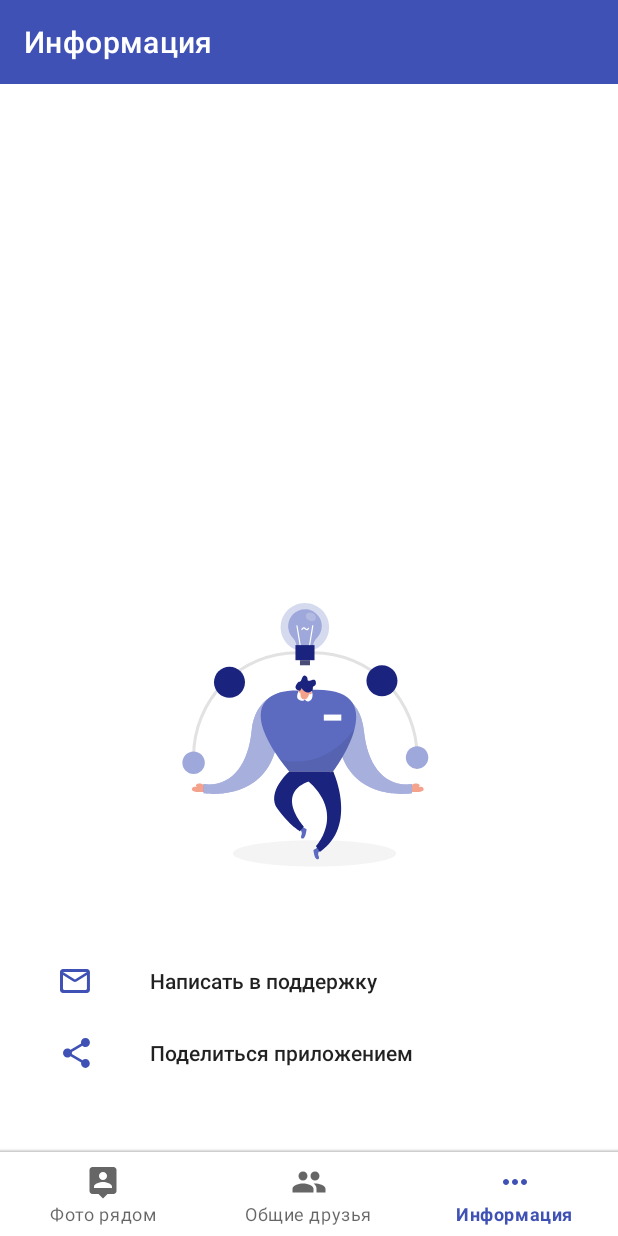
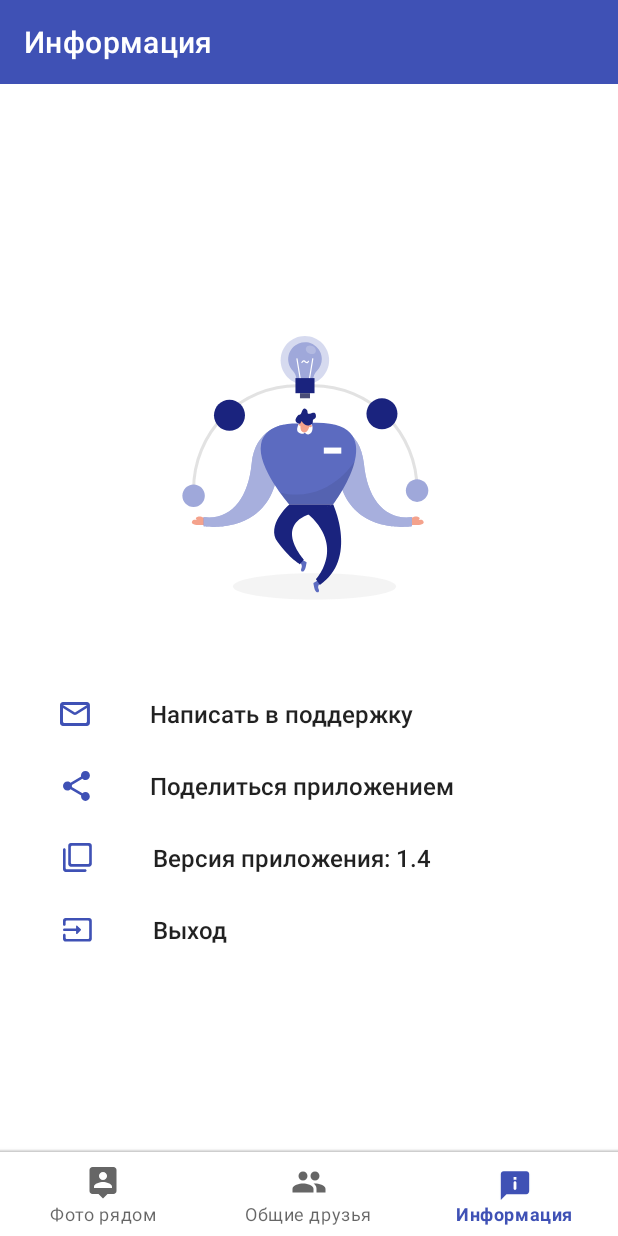
Before and after one commit to ivanovd422/VK.Analyzer, an Android app: the MainActivity screen opened directly, with no data from a screen before it, item 3 of the bottom bar chosen, on a phone screen of 412 x 824 dp. Run offline under Robolectric (Android 15) with nearby library versions, the light colour scheme and no system bars; pictures from the network do not load; 4 statements that could not run were skipped.

Commit message:
minor fix on settings screen

```diff
--- a/app/src/main/java/com/lab422/vkanalyzer/ui/mainScreen/BottomBarProvider.kt
+++ b/app/src/main/java/com/lab422/vkanalyzer/ui/mainScreen/BottomBarProvider.kt
@@ -39,7 +39,7 @@ class BottomBarProvider {
             BarItem(
                 R.string.bottom_menu_settings,
                 R.string.bottom_menu_settings,
-                R.drawable.ic_bar_support,
+                R.drawable.ic_bar_information,
                 SETTINGS_MENU_ID,
                 SettingsItemCommand(),
                 SettingsFragment.TAG
--- /dev/null
+++ b/app/src/main/res/drawable/ic_bar_information.xml
@@ -0,0 +1,11 @@
+<vector xmlns:android="http://schemas.android.com/apk/res/android"
+    android:width="24dp"
+    android:height="25dp"
+    android:tint="#FF000000"
+    android:viewportWidth="24"
+    android:viewportHeight="25">
+    <path
+        android:fillColor="#000000"
+        android:fillType="evenOdd"
+        android:pathData="M20,5H4C2.9,5 2,5.9 2,7V25L6,21H20C21.1,21 22,20.1 22,19V7C22,5.9 21.1,5 20,5ZM12,18C11.45,18 11,17.55 11,17V13C11,12.45 11.45,12 12,12C12.55,12 13,12.45 13,13V17C13,17.55 12.55,18 12,18ZM11,11H13V9H11V11Z" />
+</vector>
--- a/app/src/main/res/drawable/ic_bar_support.xml
+++ /dev/null
@@ -1,10 +0,0 @@
-<vector xmlns:android="http://schemas.android.com/apk/res/android"
-    android:width="24dp"
-    android:height="24dp"
-    android:tint="#FF000000"
-    android:viewportWidth="24.0"
-    android:viewportHeight="24.0">
-    <path
-        android:fillColor="#FF000000"
-        android:pathData="M6,10c-1.1,0 -2,0.9 -2,2s0.9,2 2,2 2,-0.9 2,-2 -0.9,-2 -2,-2zM18,10c-1.1,0 -2,0.9 -2,2s0.9,2 2,2 2,-0.9 2,-2 -0.9,-2 -2,-2zM12,10c-1.1,0 -2,0.9 -2,2s0.9,2 2,2 2,-0.9 2,-2 -0.9,-2 -2,-2z" />
-</vector>
--- a/app/src/main/res/layout/fragment_settings.xml
+++ b/app/src/main/res/layout/fragment_settings.xml
@@ -15,9 +15,9 @@
             android:id="@+id/ll_settings_points"
             android:layout_width="match_parent"
             android:layout_height="wrap_content"
-            android:layout_marginBottom="40dp"
             android:orientation="vertical"
-            app:layout_constraintBottom_toBottomOf="parent">
+            app:layout_constraintBottom_toBottomOf="parent"
+            app:layout_constraintTop_toTopOf="parent">
 
             <ImageView
                 android:id="@+id/iv_logo"
@@ -53,7 +53,7 @@
                     android:text="@string/settings_ask_support"
                     android:textAppearance="?android:attr/textAppearanceMedium"
                     android:textColor="@color/blackAlpha87"
-                    android:textSize="14sp"/>
+                    android:textSize="16sp"/>
             </LinearLayout>
 
             <LinearLayout
@@ -81,7 +81,7 @@
                     android:text="@string/settings_share_app"
                     android:textAppearance="?android:attr/textAppearanceMedium"
                     android:textColor="@color/blackAlpha87"
-                    android:textSize="14sp"/>
+                    android:textSize="16sp"/>
             </LinearLayout>
 
             <LinearLayout
@@ -111,7 +111,7 @@
                     android:text="@string/settings_dark_mode"
                     android:textAppearance="?android:attr/textAppearanceMedium"
                     android:textColor="@color/blackAlpha87"
-                    android:textSize="14sp"/>
+                    android:textSize="16sp"/>
             </LinearLayout>
 
             <LinearLayout
@@ -121,9 +121,7 @@
                 android:layout_height="48dp"
                 android:clickable="true"
                 android:focusable="true"
-                android:orientation="horizontal"
-                android:visibility="gone"
-                tools:visibility="visible">
+                android:orientation="horizontal">
 
                 <ImageView
                     android:layout_width="wrap_content"
@@ -142,7 +140,7 @@
                     android:text="@string/settings_dark_mode"
                     android:textAppearance="?android:attr/textAppearanceMedium"
                     android:textColor="@color/blackAlpha87"
-                    android:textSize="14sp"
+                    android:textSize="16sp"
                     tools:text="Версия приложения: 1.0.0"/>
             </LinearLayout>
 
@@ -153,9 +151,7 @@
                 android:layout_height="48dp"
                 android:clickable="true"
                 android:focusable="true"
-                android:orientation="horizontal"
-                android:visibility="gone"
-                tools:visibility="visible">
+                android:orientation="horizontal">
 
                 <ImageView
                     android:layout_width="wrap_content"
@@ -173,7 +169,7 @@
                     android:text="@string/settings_logout"
                     android:textAppearance="?android:attr/textAppearanceMedium"
                     android:textColor="@color/blackAlpha87"
-                    android:textSize="14sp"/>
+                    android:textSize="16sp"/>
             </LinearLayout>
         </LinearLayout>
     </androidx.constraintlayout.widget.ConstraintLayout>
```
